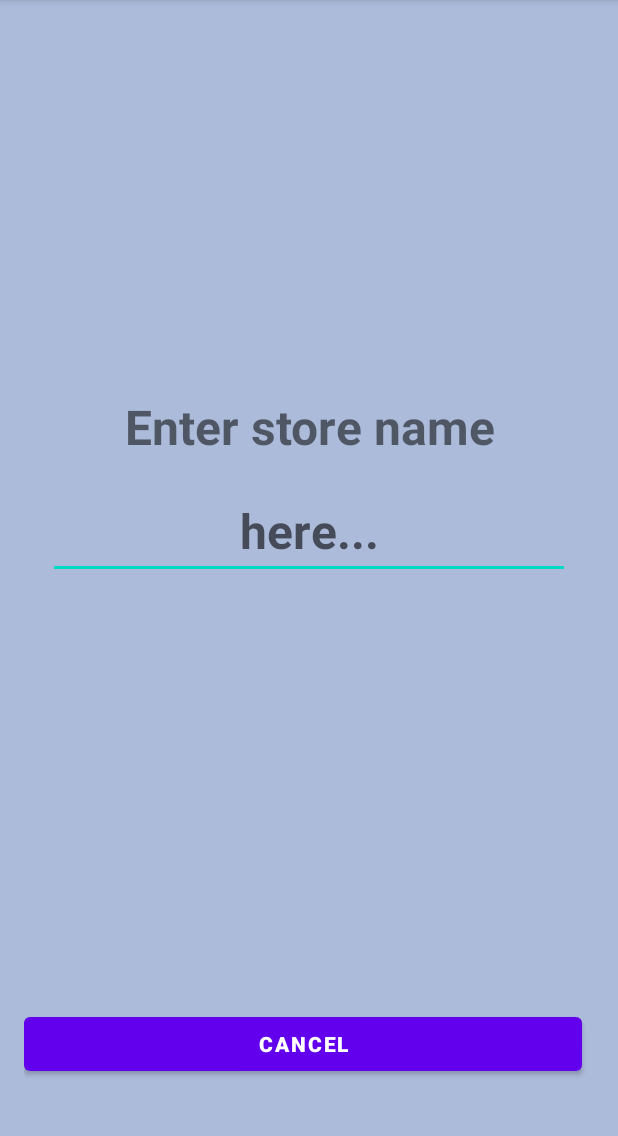
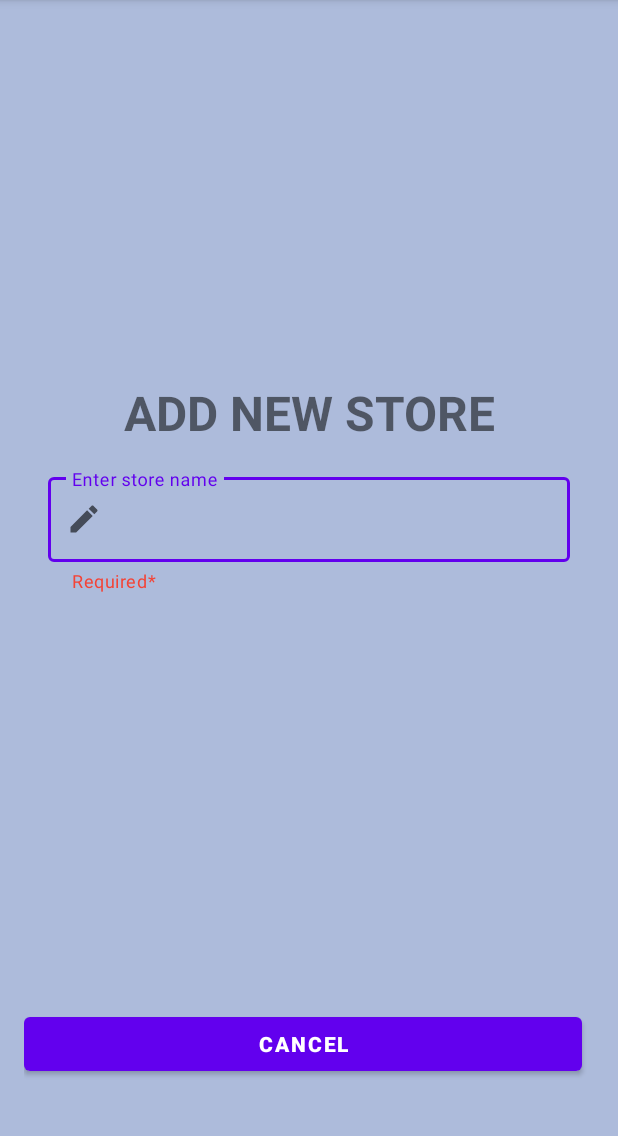
Before and after one commit to n1sk4/loyalty-cards-v2, an Android app: the screen it shows after launch (AddNameActivity), after a tap on an icon or button, on a phone screen of 412 x 824 dp, the part 84-1220 px from its top. Run offline under Robolectric (Android 15) with nearby library versions, the phone set to English and light mode, and no system bars; libraries missing offline, so code that uses them is left out: androidx.palette.graphics.

Commit message:
EditText replaced with TextInputLayout

```diff
--- a/app/src/main/java/com/example/diplomski/AddNameActivity.java
+++ b/app/src/main/java/com/example/diplomski/AddNameActivity.java
@@ -6,15 +6,21 @@ import androidx.appcompat.app.AppCompatActivity;
 import android.content.Intent;
 import android.content.SharedPreferences;
 import android.os.Bundle;
+import android.view.KeyEvent;
+import android.view.View;
+import android.view.inputmethod.EditorInfo;
 import android.widget.Button;
 import android.widget.EditText;
+import android.widget.TextView;
 import android.widget.Toast;
+
+import com.google.android.material.textfield.TextInputLayout;
 
 public class AddNameActivity extends AppCompatActivity {
 
     Button next_button;
     Button cancel_button;
-    EditText storeName_editText;
+    TextInputLayout storeName_textInputLayout;
 
     StoresDB myDB;
 
@@ -37,13 +43,30 @@ public class AddNameActivity extends AppCompatActivity {
 
         changeNextButtonVisibility();
 
-        storeName_editText.setOnKeyListener((v, keyCode, event) -> {
+        storeName_textInputLayout.getEditText().setOnKeyListener((v, keyCode, event) -> {
             changeNextButtonVisibility();
             return false;
         });
 
+        storeName_textInputLayout.getEditText().setOnEditorActionListener(new EditText.OnEditorActionListener() {
+            @Override
+            public boolean onEditorAction(TextView v, int actionId, KeyEvent event) {
+                if (actionId == EditorInfo.IME_ACTION_SEARCH ||
+                        actionId == EditorInfo.IME_ACTION_DONE ||
+                        event != null &&
+                                event.getAction() == KeyEvent.ACTION_DOWN &&
+                                event.getKeyCode() == KeyEvent.KEYCODE_ENTER) {
+                    if (event == null || !event.isShiftPressed()) {
+                        changeNextButtonVisibility();
+                        return true;
+                    }
+                }
+                return false;
+            }
+        });
+
         next_button.setOnClickListener(v -> {
-            if(storeName_editText.getText().toString().trim().length() <= 0){
+            if(storeName_textInputLayout.getEditText().getText().toString().trim().length() <= 0){
                 confirmNoStoreNameDialog();
             }else{
                 if(pref.getString("id", null) == null){
@@ -78,7 +101,7 @@ public class AddNameActivity extends AppCompatActivity {
             builder.setTitle("Exit");
             builder.setMessage("Are you sure you want to cancel new loyalty card input?");
             builder.setPositiveButton("Yes", (dialog, which) -> {
-                if (storeName_editText.getText().length() > 0) {
+                if (storeName_textInputLayout.getEditText().getText().length() > 0) {
                     discardOrSaveDataDialog();
                 }
                 else {
@@ -95,7 +118,7 @@ public class AddNameActivity extends AppCompatActivity {
         builder.setMessage("Do you want to save or discard input data?");
         builder.setPositiveButton("Save", (dialog, which) ->{
             if(myDB.getStoreName(pref.getString("id", null)) == null){
-                myDB.addStoreName(storeName_editText.getText().toString().trim());
+                myDB.addStoreName(storeName_textInputLayout.getEditText().getText().toString().trim());
             }
             startMainActivity();
         });
@@ -124,30 +147,30 @@ public class AddNameActivity extends AppCompatActivity {
     private void findViews(){
         next_button = findViewById(R.id.next_AddName_Button);
         cancel_button = findViewById(R.id.cancel_AddName_Button);
-        storeName_editText = findViewById(R.id.editStoreName_AddName_EditText);
+        storeName_textInputLayout = findViewById(R.id.editStoreName_AddName_EditText);
     }
 
     private void storeNameToDatabase(){
-        if(storeName_editText.getText().toString().length() <= 0){
-            storeName_editText.setError("Store name field cannot be empty!");
+        if(storeName_textInputLayout.getEditText().getText().toString().length() <= 0){
+            storeName_textInputLayout.setError("Store name field cannot be empty!");
             Toast.makeText(AddNameActivity.this,
                     "Store name field cannot be empty!", Toast.LENGTH_SHORT).show();
         }else{
             editor.putString("id",
                     Long.toString(myDB.addStoreName(
-                            storeName_editText.getText().toString().trim())));
+                            storeName_textInputLayout.getEditText().getText().toString().trim())));
             editor.commit();
         }
     }
 
     private void getIntentData(){
         if(pref.getString("id", null) != null){
-            storeName_editText.setText(myDB.getStoreName(pref.getString("id", null)));
+            storeName_textInputLayout.getEditText().setText(myDB.getStoreName(pref.getString("id", null)));
         }
     }
 
     private void changeNextButtonVisibility(){
-        if(storeName_editText.getText().length() <= 0){
+        if(storeName_textInputLayout.getEditText().getText().length() <= 0){
             next_button.setVisibility(Button.GONE);
         }else{
             next_button.setVisibility(Button.VISIBLE);
--- a/app/src/main/java/com/example/diplomski/MainActivity.java
+++ b/app/src/main/java/com/example/diplomski/MainActivity.java
@@ -41,30 +41,18 @@ public class MainActivity extends AppCompatActivity {
     CustomAdapter customAdapter;
 
     SharedPreferences prefAddNewStore;
+    SharedPreferences prefShowBarcode;
+    SharedPreferences prefRecyclerView;
     SharedPreferences.Editor prefEditor;
-    SharedPreferences prefShowBarcode;
-
-    SharedPreferences prefRecyclerView;
-    SharedPreferences.Editor editorRecyclerView;
 
     @Override
     protected void onCreate(Bundle savedInstanceState) {
         super.onCreate(savedInstanceState);
         setContentView(R.layout.activity_main);
 
-        //Shared preferences only for resetting Add New ID
-        prefAddNewStore = getApplicationContext().
-                getSharedPreferences("store_id", MODE_PRIVATE);
-        prefEditor = prefAddNewStore.edit();
-        prefEditor.clear();
-        prefEditor.commit();
-        prefShowBarcode = getApplicationContext().
-                getSharedPreferences("store_id_barcode", MODE_PRIVATE);
-        prefEditor = prefShowBarcode.edit();
-        prefEditor.clear();
-        prefEditor.commit();
+        clearSharedPreferences();
 
-        prefAddNewStore = getApplicationContext().
+        prefRecyclerView = getApplicationContext().
                 getSharedPreferences("recycler_id", MODE_PRIVATE);
         prefEditor = prefAddNewStore.edit();
 
@@ -197,4 +185,18 @@ public class MainActivity extends AppCompatActivity {
         intent.setFlags(Intent.FLAG_ACTIVITY_CLEAR_TOP);
         startActivity(intent);
     }
+
+    private void clearSharedPreferences(){
+        //Shared preferences only for resetting Add New ID & ShowBarcode
+        prefAddNewStore = getApplicationContext().
+                getSharedPreferences("store_id", MODE_PRIVATE);
+        prefEditor = prefAddNewStore.edit();
+        prefEditor.clear();
+        prefEditor.commit();
+        prefShowBarcode = getApplicationContext().
+                getSharedPreferences("store_id_barcode", MODE_PRIVATE);
+        prefEditor = prefShowBarcode.edit();
+        prefEditor.clear();
+        prefEditor.commit();
+    }
 }
--- /dev/null
+++ b/app/src/main/res/drawable/ic_edit.xml
@@ -0,0 +1,5 @@
+<vector android:height="24dp" android:tint="#FFFFFF"
+    android:viewportHeight="24" android:viewportWidth="24"
+    android:width="24dp" xmlns:android="http://schemas.android.com/apk/res/android">
+    <path android:fillColor="@android:color/white" android:pathData="M3,17.25V21h3.75L17.81,9.94l-3.75,-3.75L3,17.25zM20.71,7.04c0.39,-0.39 0.39,-1.02 0,-1.41l-2.34,-2.34c-0.39,-0.39 -1.02,-0.39 -1.41,0l-1.83,1.83 3.75,3.75 1.83,-1.83z"/>
+</vector>
--- a/app/src/main/res/layout/activity_add_name.xml
+++ b/app/src/main/res/layout/activity_add_name.xml
@@ -23,7 +23,7 @@
             android:layout_width="wrap_content"
             android:layout_height="wrap_content"
             android:layout_marginTop="8dp"
-            android:text="Enter store name"
+            android:text="ADD NEW STORE"
             android:textAlignment="center"
             android:textSize="32sp"
             android:textStyle="bold"
@@ -32,22 +32,27 @@
             app:layout_constraintStart_toStartOf="parent"
             app:layout_constraintTop_toTopOf="parent" />
 
-        <EditText
+        <com.google.android.material.textfield.TextInputLayout
             android:id="@+id/editStoreName_AddName_EditText"
+            style="@style/Widget.MaterialComponents.TextInputLayout.OutlinedBox"
             android:layout_width="match_parent"
             android:layout_height="wrap_content"
             android:layout_marginStart="16dp"
             android:layout_marginTop="16dp"
             android:layout_marginEnd="16dp"
-            android:ems="10"
-            android:hint="here..."
-            android:inputType="textPersonName"
-            android:textAlignment="center"
-            android:textSize="32sp"
-            android:textStyle="bold"
+            app:startIconDrawable="@drawable/ic_edit"
             app:layout_constraintEnd_toEndOf="parent"
             app:layout_constraintStart_toStartOf="parent"
-            app:layout_constraintTop_toBottomOf="@+id/hint_AddName_TextView" />
+            app:layout_constraintTop_toBottomOf="@+id/hint_AddName_TextView"
+            app:helperText="Required*"
+            app:helperTextTextColor="@color/red">
+
+            <com.google.android.material.textfield.TextInputEditText
+                android:layout_width="match_parent"
+                android:layout_height="wrap_content"
+                android:hint="Enter store name"
+                android:textAlignment="center" />
+        </com.google.android.material.textfield.TextInputLayout>
 
     </androidx.constraintlayout.widget.ConstraintLayout>
 
--- a/build.gradle
+++ b/build.gradle
@@ -1,7 +1,7 @@
 // Top-level build file where you can add configuration options common to all sub-projects/modules.
 plugins {
-    id 'com.android.application' version '7.2.0' apply false
-    id 'com.android.library' version '7.2.0' apply false
+    id 'com.android.application' version '7.2.1' apply false
+    id 'com.android.library' version '7.2.1' apply false
 }
 
 task clean(type: Delete) {
```
Also changed, not shown: app/src/main/java/com/example/diplomski/AddBarcodeActivity.java (+10 -9 lines), app/src/main/res/layout/activity_add_barcode.xml (+15 -11 lines).
